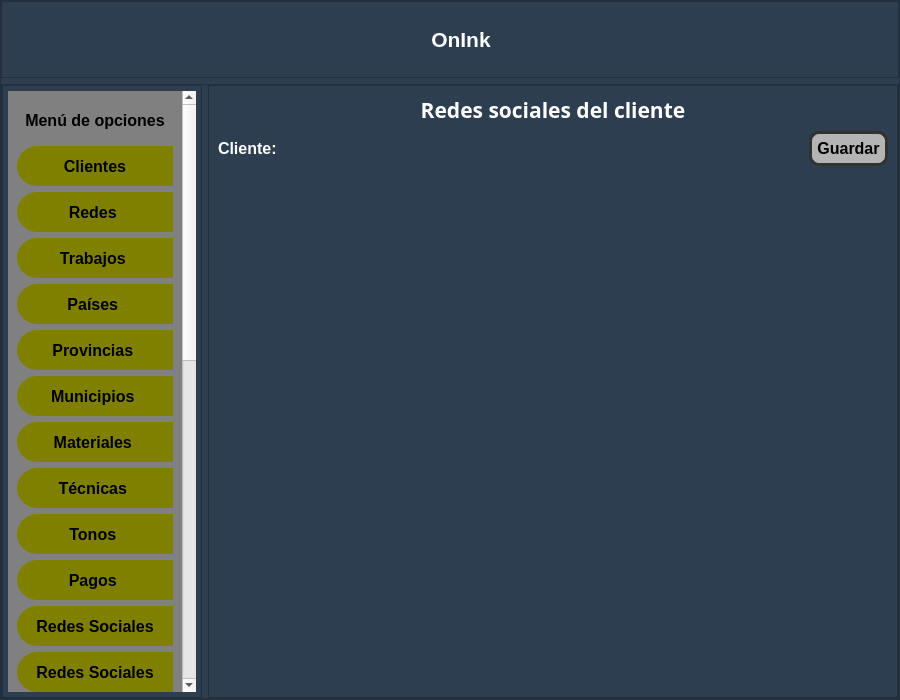
STITCH9911/onink, file views/main_window.ui: the form before one commit.
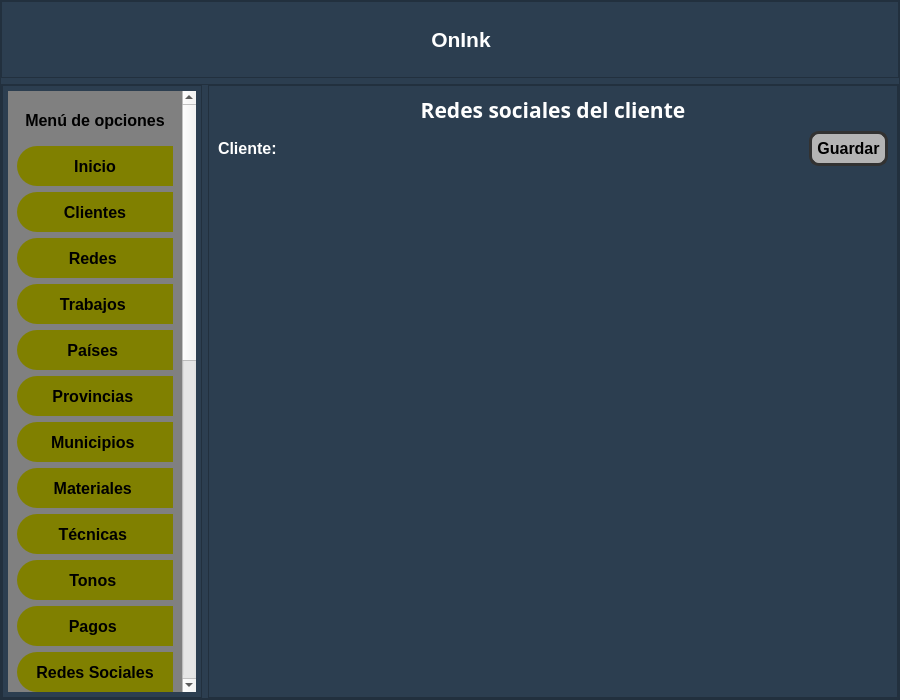
The form after the commit. Icons and pictures are not drawn.

Commit message: Add button home

Patch:
```diff
--- a/views/main_window.ui
+++ b/views/main_window.ui
@@ -498,7 +498,7 @@
                  <rect>
                   <x>0</x>
                   <y>0</y>
-                  <width>178</width>
+                  <width>171</width>
                   <height>1346</height>
                  </rect>
                 </property>
@@ -523,6 +523,35 @@
                    </property>
                   </widget>
                  </item>
+                 <item>
+                  <widget class="QPushButton" name="bt_menu_home">
+                   <property name="minimumSize">
+                    <size>
+                     <width>0</width>
+                     <height>40</height>
+                    </size>
+                   </property>
+                   <property name="cursor">
+                    <cursorShape>PointingHandCursor</cursorShape>
+                   </property>
+                   <property name="layoutDirection">
+                    <enum>Qt::RightToLeft</enum>
+                   </property>
+                   <property name="text">
+                    <string>Inicio</string>
+                   </property>
+                   <property name="icon">
+                    <iconset>
+                     <normaloff>images/home (1).svg</normaloff>images/home (1).svg</iconset>
+                   </property>
+                   <property name="iconSize">
+                    <size>
+                     <width>35</width>
+                     <height>35</height>
+                    </size>
+                   </property>
+                  </widget>
+                 </item>
                  <item>
                   <widget class="QPushButton" name="bt_menu_clientes">
                    <property name="minimumSize">
@@ -813,22 +842,6 @@
                    </property>
                   </widget>
                  </item>
-                 <item>
-                  <widget class="QPushButton" name="bt_redes_sociales_18">
-                   <property name="minimumSize">
-                    <size>
-                     <width>0</width>
-                     <height>40</height>
-                    </size>
-                   </property>
-                   <property name="cursor">
-                    <cursorShape>PointingHandCursor</cursorShape>
-                   </property>
-                   <property name="text">
-                    <string>Redes Sociales</string>
-                   </property>
-                  </widget>
-                 </item>
                  <item>
                   <widget class="QPushButton" name="bt_redes_sociales_17">
                    <property name="minimumSize">
```
Left out of the diff: 3 changed lines with no effect on the pictures. The commit also changes 3 other files.
